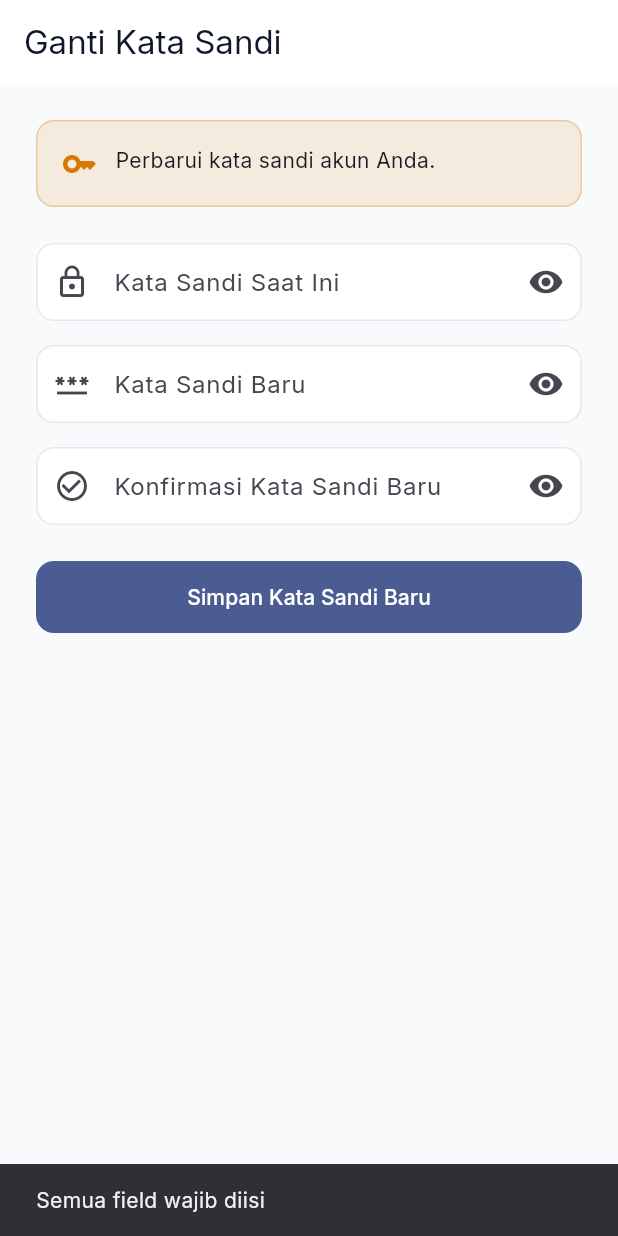
After one commit to ucupcreativenetwork-glitch/creativepos, a Flutter app: the ChangePasswordScreen screen opened by its route, after a tap on "Simpan Kata Sandi Baru", on a phone screen of 412 x 824 dp. The commit adds this screen. Run offline on Flutter 3.47's test engine with Material 3 defaults, Android fonts, the light colour scheme and no system bars; our stand-ins replace connectivity_plus, device_info_plus, dio, firebase_core, firebase_messaging, fl_chart and 12 more; missing offline and left inert: esc_pos_utils_plus, mobile_scanner, print_bluetooth_thermal; accounts and stored records are empty; network calls fail.

Commit message:
fix(mobile): layar ganti password & perbaiki login terblokir API

```diff
--- a/flutter_app/lib/core/constants/api_paths.dart
+++ b/flutter_app/lib/core/constants/api_paths.dart
@@ -9,6 +9,7 @@ abstract final class ApiPaths {
   static const login2fa = '/auth/login/2fa';
   static const logout = '/auth/logout';
   static const me = '/auth/me';
+  static const changePassword = '/auth/change-password';
   static const otpEmail = '/auth/otp/email';
   static const otpWhatsapp = '/auth/otp/whatsapp';
   static const otpVerify = '/auth/otp/verify';
--- a/flutter_app/lib/core/errors/app_exception.dart
+++ b/flutter_app/lib/core/errors/app_exception.dart
@@ -32,3 +32,9 @@ final class FeatureNotAvailableException extends AppException {
     super.message = 'Fitur ini tidak tersedia di paket langganan Anda',
   ]);
 }
+
+final class PasswordChangeRequiredException extends AppException {
+  const PasswordChangeRequiredException([
+    super.message = 'Anda harus mengganti kata sandi terlebih dahulu.',
+  ]);
+}
--- /dev/null
+++ b/flutter_app/lib/features/auth/views/change_password_screen.dart
@@ -0,0 +1,191 @@
+import 'package:flutter/material.dart';
+import 'package:flutter_riverpod/flutter_riverpod.dart';
+import 'package:go_router/go_router.dart';
+
+import '../../../core/theme/app_colors.dart';
+import '../providers/auth_providers.dart';
+
+class ChangePasswordScreen extends ConsumerStatefulWidget {
+  const ChangePasswordScreen({super.key});
+
+  @override
+  ConsumerState<ChangePasswordScreen> createState() =>
+      _ChangePasswordScreenState();
+}
+
+class _ChangePasswordScreenState extends ConsumerState<ChangePasswordScreen> {
+  final _currentController = TextEditingController();
+  final _newController = TextEditingController();
+  final _confirmController = TextEditingController();
+  var _obscureCurrent = true;
+  var _obscureNew = true;
+  var _obscureConfirm = true;
+
+  @override
+  void dispose() {
+    _currentController.dispose();
+    _newController.dispose();
+    _confirmController.dispose();
+    super.dispose();
+  }
+
+  String? _validateNewPassword(String value) {
+    if (value.length < 8) return 'Minimal 8 karakter';
+    if (!RegExp(r'[A-Z]').hasMatch(value)) return 'Harus ada huruf besar';
+    if (!RegExp(r'[a-z]').hasMatch(value)) return 'Harus ada huruf kecil';
+    if (!RegExp(r'[0-9]').hasMatch(value)) return 'Harus ada angka';
+    return null;
+  }
+
+  Future<void> _submit() async {
+    final current = _currentController.text;
+    final newPassword = _newController.text;
+    final confirm = _confirmController.text;
+
+    if (current.isEmpty || newPassword.isEmpty || confirm.isEmpty) {
+      ScaffoldMessenger.of(context).showSnackBar(
+        const SnackBar(content: Text('Semua field wajib diisi')),
+      );
+      return;
+    }
+
+    final validation = _validateNewPassword(newPassword);
+    if (validation != null) {
+      ScaffoldMessenger.of(context).showSnackBar(
+        SnackBar(content: Text(validation)),
+      );
+      return;
+    }
+
+    if (newPassword != confirm) {
+      ScaffoldMessenger.of(context).showSnackBar(
+        const SnackBar(content: Text('Konfirmasi kata sandi tidak cocok')),
+      );
+      return;
+    }
+
+    final ok = await ref.read(authControllerProvider.notifier).changePassword(
+          currentPassword: current,
+          newPassword: newPassword,
+        );
+    if (!mounted) return;
+    if (ok) {
+      ScaffoldMessenger.of(context).showSnackBar(
+        const SnackBar(content: Text('Kata sandi berhasil diperbarui')),
+      );
+      context.go('/dashboard');
+      return;
+    }
+
+    final error = ref.read(authControllerProvider).error;
+    ScaffoldMessenger.of(context).showSnackBar(
+      SnackBar(content: Text(error ?? 'Gagal mengganti kata sandi')),
+    );
+  }
+
+  @override
+  Widget build(BuildContext context) {
+    final auth = ref.watch(authControllerProvider);
+    final forced = auth.session?.user.mustChangePassword ?? false;
+
+    return Scaffold(
+      appBar: AppBar(
+        title: const Text('Ganti Kata Sandi'),
+        automaticallyImplyLeading: !forced,
+      ),
+      body: SafeArea(
+        child: SingleChildScrollView(
+          padding: const EdgeInsets.all(24),
+          child: Column(
+            crossAxisAlignment: CrossAxisAlignment.stretch,
+            children: [
+              Container(
+                padding: const EdgeInsets.all(16),
+                decoration: BoxDecoration(
+                  color: AppColors.warning.withValues(alpha: 0.12),
+                  borderRadius: BorderRadius.circular(12),
+                  border: Border.all(
+                    color: AppColors.warning.withValues(alpha: 0.3),
+                  ),
+                ),
+                child: Row(
+                  crossAxisAlignment: CrossAxisAlignment.start,
+                  children: [
+                    Icon(Icons.key_outlined, color: AppColors.warning),
+                    const SizedBox(width: 12),
+                    Expanded(
+                      child: Text(
+                        forced
+                            ? 'Demi keamanan, ganti kata sandi default sebelum melanjutkan.'
+                            : 'Perbarui kata sandi akun Anda.',
+                        style: const TextStyle(height: 1.4),
+                      ),
+                    ),
+                  ],
+                ),
+              ),
+              const SizedBox(height: 24),
+              TextField(
+                controller: _currentController,
+                obscureText: _obscureCurrent,
+                decoration: InputDecoration(
+                  labelText: 'Kata Sandi Saat Ini',
+                  prefixIcon: const Icon(Icons.lock_outline),
+                  suffixIcon: IconButton(
+                    onPressed: () =>
+                        setState(() => _obscureCurrent = !_obscureCurrent),
+                    icon: Icon(
+                      _obscureCurrent ? Icons.visibility : Icons.visibility_off,
+                    ),
+                  ),
+                ),
+              ),
+              const SizedBox(height: 16),
+              TextField(
+                controller: _newController,
+                obscureText: _obscureNew,
+                decoration: InputDecoration(
+                  labelText: 'Kata Sandi Baru',
+                  prefixIcon: const Icon(Icons.password_outlined),
+                  suffixIcon: IconButton(
+                    onPressed: () => setState(() => _obscureNew = !_obscureNew),
+                    icon: Icon(
+                      _obscureNew ? Icons.visibility : Icons.visibility_off,
+                    ),
+                  ),
+                ),
+              ),
+              const SizedBox(height: 16),
+              TextField(
+                controller: _confirmController,
+                obscureText: _obscureConfirm,
+                decoration: InputDecoration(
+                  labelText: 'Konfirmasi Kata Sandi Baru',
+                  prefixIcon: const Icon(Icons.check_circle_outline),
+                  suffixIcon: IconButton(
+                    onPressed: () =>
+                        setState(() => _obscureConfirm = !_obscureConfirm),
+                    icon: Icon(
+                      _obscureConfirm ? Icons.visibility : Icons.visibility_off,
+                    ),
+                  ),
+                ),
+              ),
+              const SizedBox(height: 24),
+              FilledButton(
+                onPressed: auth.isLoading ? null : _submit,
+                child: auth.isLoading
+                    ? const SizedBox(
+                        width: 22,
+                        height: 22,
+                        child: CircularProgressIndicator(strokeWidth: 2),
+                      )
+                    : const Text('Simpan Kata Sandi Baru'),
+              ),
+            ],
+          ),
+        ),
+      ),
+    );
+  }
+}
--- a/flutter_app/lib/features/auth/views/login_screen.dart
+++ b/flutter_app/lib/features/auth/views/login_screen.dart
@@ -167,6 +167,10 @@ class _LoginScreenState extends ConsumerState<LoginScreen> {
     final status = ref.read(authControllerProvider).status;
     if (status == AuthStatus.needs2fa) {
       context.go('/two-factor');
+      return;
+    }
+    if (ok && status == AuthStatus.needsPasswordChange) {
+      context.go('/change-password');
       return;
     }
     if (ok && status == AuthStatus.authenticated) {
--- a/flutter_app/pubspec.yaml
+++ b/flutter_app/pubspec.yaml
@@ -1,7 +1,7 @@
 name: creativepos_mobile
 description: CreativePOS Android — Flutter client for existing Laravel API
 publish_to: "none"
-version: 1.3.1+18
+version: 1.3.2+19
 
 environment:
   sdk: ">=3.5.0 <4.0.0"
```
Also changed, not shown: flutter_app/lib/core/network/api_interceptor.dart (+13 -0 lines), flutter_app/lib/core/router/app_router.dart (+12 -1 lines), flutter_app/lib/features/auth/data/auth_api.dart (+20 -0 lines), flutter_app/lib/features/auth/data/auth_repository.dart (+26 -0 lines), flutter_app/lib/features/auth/models/user_model.dart (+17 -0 lines), flutter_app/lib/features/auth/providers/auth_providers.dart (+78 -8 lines), flutter_app/lib/features/auth/views/two_factor_screen.dart (+7 -1 lines), 2 other files.
